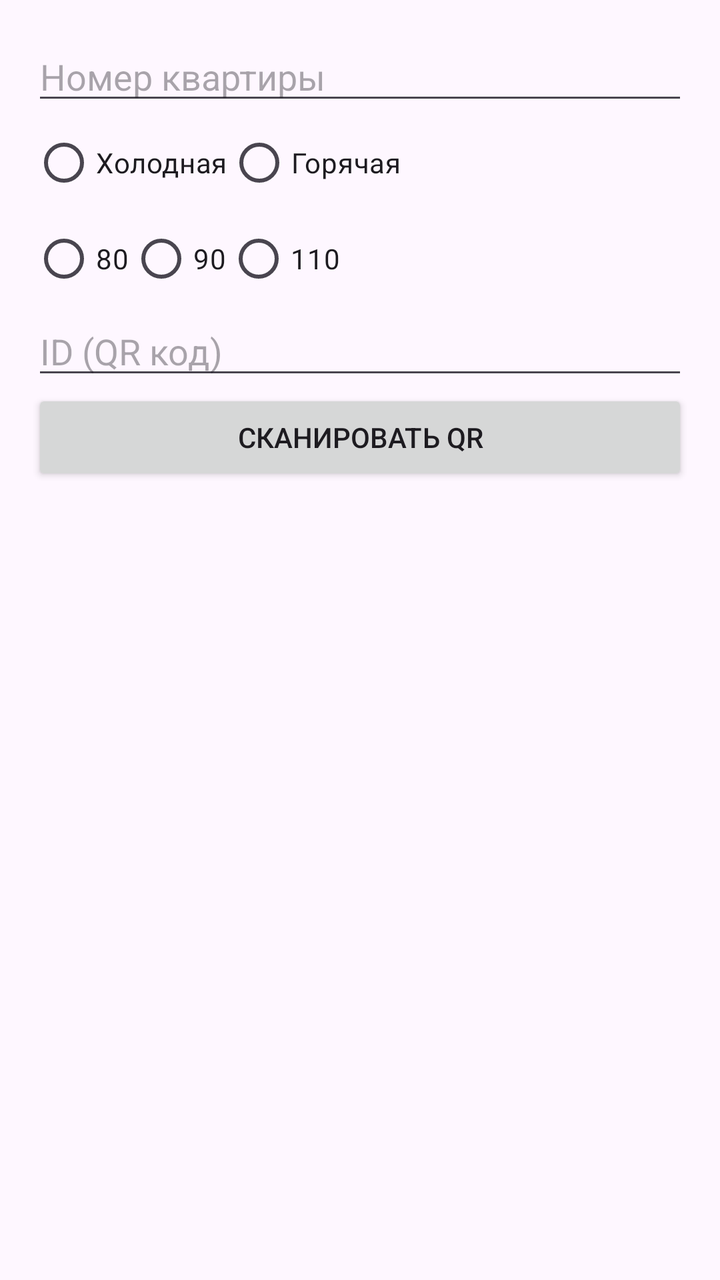
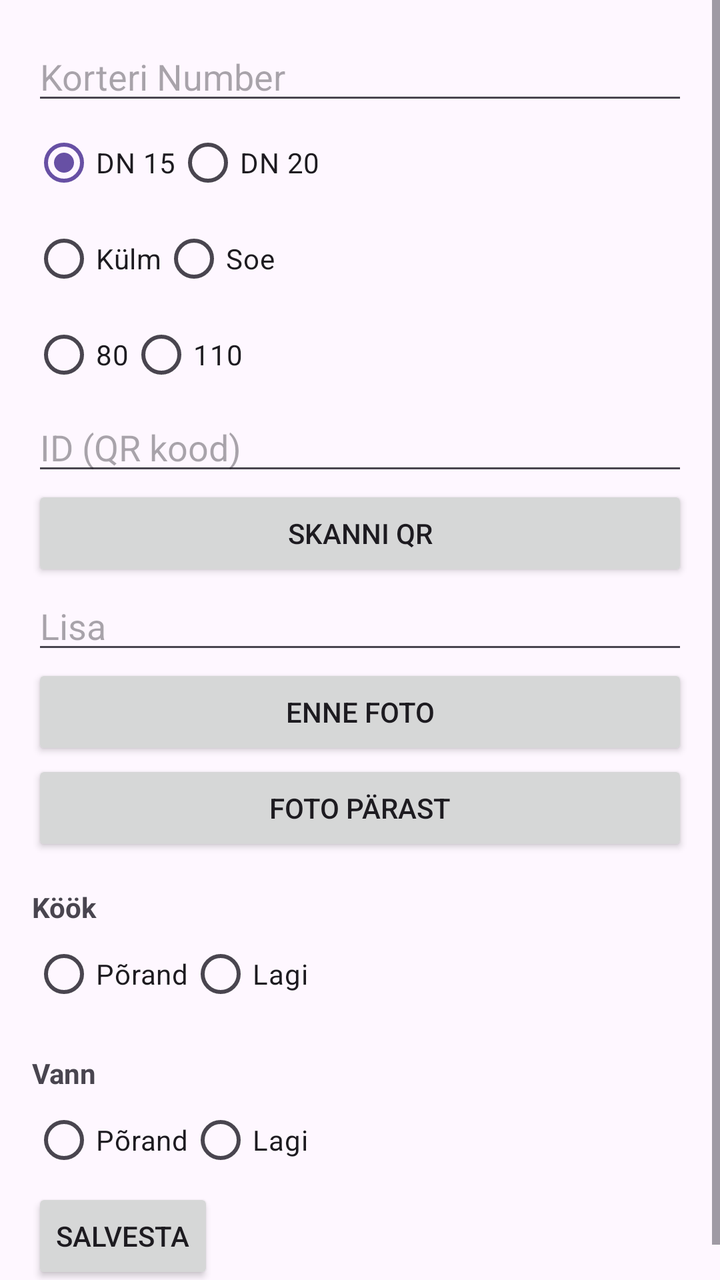

Compare the two renders of this Android layout. The source of the first and the diff that turns it into the second are given below.
<!-- AndroidManifest.xml: application theme Theme.QRScannerApp -->
<!-- res/layout/activity_main.xml -->
<?xml version="1.0" encoding="utf-8"?>
<ScrollView xmlns:android="http://schemas.android.com/apk/res/android"
    android:layout_width="match_parent"
    android:layout_height="match_parent">


    <LinearLayout
        android:layout_width="match_parent"
        android:layout_height="wrap_content"
        android:orientation="vertical"
        android:padding="16dp">


        <EditText
            android:id="@+id/etApartment"
            android:layout_width="match_parent"
            android:layout_height="wrap_content"
            android:hint="Номер квартиры" />


        <RadioGroup
            android:id="@+id/rgWaterType"
            android:layout_width="wrap_content"
            android:layout_height="wrap_content"
            android:orientation="horizontal">

            <RadioButton
                android:id="@+id/rbCold"
                android:layout_width="wrap_content"
                android:layout_height="wrap_content"
                android:text="Холодная" />

            <RadioButton
                android:id="@+id/rbHot"
                android:layout_width="wrap_content"
                android:layout_height="wrap_content"
                android:text="Горячая" />
        </RadioGroup>

        <RadioGroup
            android:id="@+id/rgSize"
            android:layout_width="wrap_content"
            android:layout_height="wrap_content"
            android:orientation="horizontal">

            <RadioButton
                android:id="@+id/rb80"
                android:layout_width="wrap_content"
                android:layout_height="wrap_content"
                android:text="80" />

            <RadioButton
                android:id="@+id/rb90"
                android:layout_width="wrap_content"
                android:layout_height="wrap_content"
                android:text="90" />

            <RadioButton
                android:id="@+id/rb110"
                android:layout_width="wrap_content"
                android:layout_height="wrap_content"
                android:text="110" />
        </RadioGroup>



        <EditText
            android:id="@+id/etQrId"
            android:layout_width="match_parent"
            android:layout_height="wrap_content"
            android:hint="ID (QR код)"
            android:focusable="false" />


        <Button
            android:id="@+id/btnScan"
            android:layout_width="match_parent"
            android:layout_height="wrap_content"
            android:text="Сканировать QR" />


    </LinearLayout>
</ScrollView>
<!-- resources referenced by this layout -->
<resources>
  <style name="Theme.QRScannerApp" parent="Base.Theme.QRScannerApp" />
  <style name="Base.Theme.QRScannerApp" parent="Theme.Material3.DayNight.NoActionBar">
          
          
      </style>
</resources>

<!-- the commit's change to res/layout/activity_main.xml (unified diff, before → after) -->
@@ -15,8 +15,26 @@
             android:id="@+id/etApartment"
             android:layout_width="match_parent"
             android:layout_height="wrap_content"
-            android:hint="Номер квартиры" />
+            android:hint="Korteri Number" />
 
+        <RadioGroup
+            android:id="@+id/rgDNType"
+            android:layout_width="wrap_content"
+            android:layout_height="wrap_content"
+            android:orientation="horizontal">
+            <RadioButton
+                android:id="@+id/rgDN15"
+                android:layout_width="wrap_content"
+                android:layout_height="wrap_content"
+                android:text="DN 15"
+                android:checked="true"/>
+
+            <RadioButton
+                android:id="@+id/rgDN20"
+                android:layout_width="wrap_content"
+                android:layout_height="wrap_content"
+                android:text="DN 20" />
+        </RadioGroup>
 
         <RadioGroup
             android:id="@+id/rgWaterType"
@@ -28,13 +46,13 @@
                 android:id="@+id/rbCold"
                 android:layout_width="wrap_content"
                 android:layout_height="wrap_content"
-                android:text="Холодная" />
+                android:text="Külm" />
 
             <RadioButton
                 android:id="@+id/rbHot"
                 android:layout_width="wrap_content"
                 android:layout_height="wrap_content"
-                android:text="Горячая" />
+                android:text="Soe" />
         </RadioGroup>
 
         <RadioGroup
@@ -50,25 +68,17 @@
                 android:text="80" />
 
             <RadioButton
-                android:id="@+id/rb90"
-                android:layout_width="wrap_content"
-                android:layout_height="wrap_content"
-                android:text="90" />
-
-            <RadioButton
                 android:id="@+id/rb110"
                 android:layout_width="wrap_content"
                 android:layout_height="wrap_content"
                 android:text="110" />
         </RadioGroup>
 
-
-
         <EditText
             android:id="@+id/etQrId"
             android:layout_width="match_parent"
             android:layout_height="wrap_content"
-            android:hint="ID (QR код)"
+            android:hint="ID (QR kood)"
             android:focusable="false" />
 
 
@@ -76,8 +86,83 @@
             android:id="@+id/btnScan"
             android:layout_width="match_parent"
             android:layout_height="wrap_content"
-            android:text="Сканировать QR" />
+            android:text="Skanni QR" />
 
+        <EditText
+            android:id="@+id/etComment"
+            android:layout_width="match_parent"
+            android:layout_height="wrap_content"
+            android:hint="Lisa" />
+
+        <Button
+            android:id="@+id/btnPhotoBefore"
+            android:layout_width="match_parent"
+            android:layout_height="wrap_content"
+            android:text="Enne foto" />
+
+        <Button
+            android:id="@+id/btnPhotoAfter"
+            android:layout_width="match_parent"
+            android:layout_height="wrap_content"
+            android:text="Foto pärast" />
+
+        <TextView
+            android:layout_width="wrap_content"
+            android:layout_height="wrap_content"
+            android:text="Köök"
+            android:textStyle="bold"
+            android:layout_marginTop="16dp"/>
+
+        <RadioGroup
+            android:id="@+id/rgKitchen"
+            android:layout_width="wrap_content"
+            android:layout_height="wrap_content"
+            android:orientation="horizontal">
+
+            <RadioButton
+                android:id="@+id/rbKitchenFloor"
+                android:layout_width="wrap_content"
+                android:layout_height="wrap_content"
+                android:text="Põrand" />
+
+            <RadioButton
+                android:id="@+id/rbKitchenCeiling"
+                android:layout_width="wrap_content"
+                android:layout_height="wrap_content"
+                android:text="Lagi"/>
+        </RadioGroup>
+
+        <TextView
+            android:layout_width="wrap_content"
+            android:layout_height="wrap_content"
+            android:text="Vann"
+            android:textStyle="bold"
+            android:layout_marginTop="16dp"/>
+
+        <RadioGroup
+            android:id="@+id/rgBathroom"
+            android:layout_width="wrap_content"
+            android:layout_height="wrap_content"
+            android:orientation="horizontal">
+
+            <RadioButton
+                android:id="@+id/rbBathroomFloor"
+                android:layout_width="wrap_content"
+                android:layout_height="wrap_content"
+                android:text="Põrand" />
+
+            <RadioButton
+                android:id="@+id/rbBathroomCeiling"
+                android:layout_width="wrap_content"
+                android:layout_height="wrap_content"
+                android:text="Lagi"/>
+        </RadioGroup>
+
+        <Button
+            android:id="@+id/btnSave"
+            android:layout_width="wrap_content"
+            android:layout_height="wrap_content"
+            android:text="Salvesta" />
 
     </LinearLayout>
 </ScrollView>
